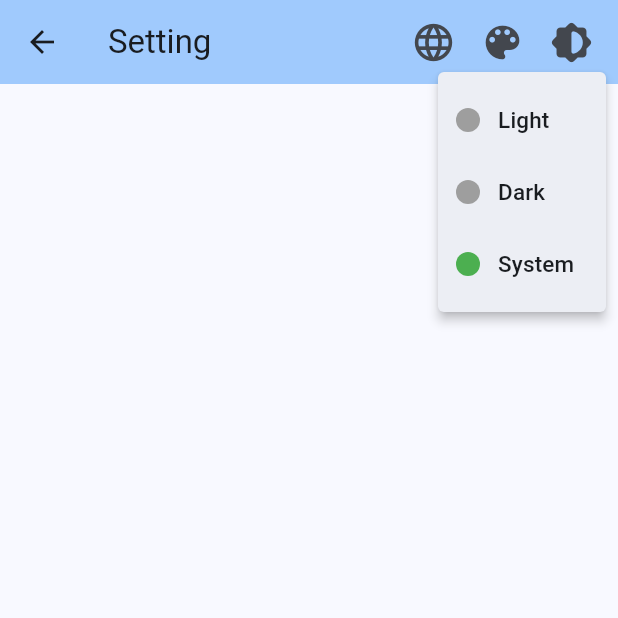
After one commit to guizot/flutter_clean_architecture_boilerplate, a Flutter app: the SettingPage screen opened directly, after a tap on the "brightness medium" icon, on a phone screen of 412 x 824 dp, the top half of it. The commit adds this screen. Run offline on Flutter 3.47's test engine with Material 3 defaults, Android fonts, the phone set to English and light mode, and no system bars; our stand-ins replace equatable, flutter_bloc, get_it, permission_handler, shared_preferences; accounts and stored records are empty.

Commit message:
Add Setting page

```diff
--- a/lib/injector.dart
+++ b/lib/injector.dart
@@ -2,6 +2,7 @@ import 'package:flutter_clean_architecture/data/datasources/shared_preferences_d
 import 'package:flutter_clean_architecture/presentation/core/language/language_service.dart';
 import 'package:flutter_clean_architecture/presentation/core/services/theme_service.dart';
 import 'package:flutter_clean_architecture/presentation/pages/home/cubit/home_cubit.dart';
+import 'package:flutter_clean_architecture/presentation/pages/setting/cubit/setting_cubit.dart';
 import 'package:get_it/get_it.dart';
 
 final sl = GetIt.I;
@@ -11,6 +12,11 @@ Future<void> init() async {
   /// PRESENTATION LAYER
   sl.registerFactory(
     () => HomeCubit(
+      sharedPreferenceDataSource: sl()
+    ),
+  );
+  sl.registerFactory(
+    () => SettingCubit(
       sharedPreferenceDataSource: sl()
     ),
   );
--- a/lib/main.dart
+++ b/lib/main.dart
@@ -1,12 +1,9 @@
 import 'package:flutter/material.dart';
 import 'package:flutter_clean_architecture/injector.dart' as di;
-import 'package:flutter_clean_architecture/presentation/core/language/language_delegation.dart';
-import 'package:flutter_clean_architecture/presentation/core/routes.dart';
+import 'package:flutter_clean_architecture/presentation/core/routes/routes.dart';
 import 'package:flutter_clean_architecture/presentation/core/language/language_service.dart';
 import 'package:flutter_clean_architecture/presentation/core/services/theme_service.dart';
-import 'package:flutter_clean_architecture/presentation/core/utils/language_service_values.dart';
 import 'package:flutter_clean_architecture/presentation/core/utils/theme_service_values.dart';
-import 'package:flutter_localizations/flutter_localizations.dart';
 import 'package:provider/provider.dart';
 import 'injector.dart';
 
--- a/lib/presentation/core/routes.dart
+++ b/lib/presentation/core/routes/routes.dart
@@ -1,12 +1,17 @@
 import 'package:flutter/material.dart';
 import 'package:flutter_clean_architecture/presentation/pages/home/home.dart';
+import 'package:flutter_clean_architecture/presentation/pages/setting/setting.dart';
+
+import '../utils/routes_values.dart';
 
 class Routes {
 
   static Route<dynamic> generate(RouteSettings settings) {
     switch (settings.name) {
-      case '/':
+      case RoutesValues.home:
         return MaterialPageRoute(builder: (_) => const HomeWrapperProvider());
+      case RoutesValues.setting:
+        return MaterialPageRoute(builder: (_) => const SettingWrapperProvider());
       default:
         return MaterialPageRoute(builder: (_) {
           return Scaffold(
--- /dev/null
+++ b/lib/presentation/core/utils/routes_values.dart
@@ -0,0 +1,7 @@
+
+class RoutesValues {
+
+  static const String home = '/';
+  static const String setting = '/setting';
+
+}
--- /dev/null
+++ b/lib/presentation/pages/setting/cubit/setting_cubit.dart
@@ -0,0 +1,29 @@
+import 'package:flutter_bloc/flutter_bloc.dart';
+import 'package:flutter_clean_architecture/data/datasources/shared_preferences_data_source.dart';
+import 'package:flutter_clean_architecture/presentation/pages/setting/cubit/setting_state.dart';
+
+import '../../../core/language/language_service.dart';
+import '../../../core/services/theme_service.dart';
+
+class SettingCubit extends Cubit<SettingCubitState> {
+
+  /// REGION: INIT CUBIT
+  final SharedPreferenceDataSource sharedPreferenceDataSource;
+  SettingCubit({required this.sharedPreferenceDataSource}) : super(SettingInitial());
+
+  /// TOGGLE THEME
+  void toggleTheme(ThemeService notifier, String theme) {
+    notifier.themeMode = theme;
+  }
+
+  /// TOGGLE COLOR
+  void toggleColor(ThemeService notifier, String color) {
+    notifier.colorSeed = color;
+  }
+
+  /// TOGGLE LANGUAGE
+  void toggleLanguage(LanguageService notifier, String language) {
+    notifier.language = language;
+  }
+
+}
--- /dev/null
+++ b/lib/presentation/pages/setting/cubit/setting_state.dart
@@ -0,0 +1,22 @@
+import 'package:equatable/equatable.dart';
+
+abstract class SettingCubitState extends Equatable {
+  const SettingCubitState();
+
+  @override
+  List<Object?> get props => [];
+}
+
+class SettingInitial extends SettingCubitState {}
+
+class SettingStateLoading extends SettingCubitState {}
+
+class SettingStateLoaded extends SettingCubitState {}
+
+class SettingStateError extends SettingCubitState {
+  final String message;
+  const SettingStateError({required this.message});
+
+  @override
+  List<Object?> get props => [message];
+}
--- /dev/null
+++ b/lib/presentation/pages/setting/setting.dart
@@ -0,0 +1,198 @@
+import 'package:flutter/material.dart';
+import 'package:flutter_bloc/flutter_bloc.dart';
+import 'package:flutter_clean_architecture/presentation/core/language/language_service.dart';
+import '../../core/services/theme_service.dart';
+import 'package:provider/provider.dart';
+import '../../core/utils/language_service_values.dart';
+import '../../core/utils/theme_service_values.dart';
+import 'cubit/setting_cubit.dart';
+import '../../../injector.dart';
+
+class SettingWrapperProvider extends StatelessWidget {
+  const SettingWrapperProvider({super.key});
+
+  @override
+  Widget build(BuildContext context) {
+    return BlocProvider(
+      create: (context) => sl<SettingCubit>(),
+      child: const SettingPage(title: "Setting"),
+    );
+  }
+}
+
+class SettingPage extends StatefulWidget {
+  const SettingPage({super.key, required this.title});
+  final String title;
+
+  @override
+  State<SettingPage> createState() => _SettingPageState();
+}
+
+class _SettingPageState extends State<SettingPage> {
+
+  PopupMenuButton popUpMenu(context, ThemeService notifier) {
+    return PopupMenuButton(
+        offset: const Offset(0, 35),
+        child: const Padding(
+          padding: EdgeInsets.only(right: 16.0),
+          child: Icon(Icons.brightness_medium_rounded, size: 30.0),
+        ),
+        onSelected: (theme) {
+          BlocProvider.of<SettingCubit>(context).toggleTheme(notifier, theme);
+        },
+        itemBuilder: (ctx) => [
+          popUpItem(notifier, ThemeServiceValues.light),
+          popUpItem(notifier, ThemeServiceValues.dark),
+          popUpItem(notifier, ThemeServiceValues.system)
+        ]
+    );
+  }
+
+  PopupMenuItem popUpItem(ThemeService notifier, String theme) {
+    return PopupMenuItem(
+      value: theme,
+      child: Row(
+        children: [
+          Padding(
+              padding: const EdgeInsets.only(right: 12.0),
+              child: ClipOval(
+                  child: Container(
+                    width: 16,
+                    height: 16,
+                    decoration: BoxDecoration(
+                        color: notifier.themeMode == theme ? Colors.green : Colors.grey
+                    ),
+                  )
+              )
+          ),
+          Text(
+            theme,
+            style: const TextStyle(fontSize: 15),
+          ),
+        ],
+      ),
+    );
+  }
+
+  PopupMenuButton popUpMenuColor(context, ThemeService notifier) {
+    return PopupMenuButton(
+        offset: const Offset(0, 35),
+        child: const Padding(
+          padding: EdgeInsets.only(right: 16.0),
+          child: Icon(Icons.color_lens, size: 30.0),
+        ),
+        onSelected: (color) {
+          BlocProvider.of<SettingCubit>(context).toggleColor(notifier, color);
+        },
+        itemBuilder: (ctx) {
+          List<PopupMenuItem> items = [];
+          for(int i = 0; i < ThemeServiceValues.colorString.length; i++) {
+            items.add(popUpItemColor(notifier, ThemeServiceValues.colorString[i]));
+          }
+          return items;
+        }
+    );
+  }
+
+  PopupMenuItem popUpItemColor(ThemeService notifier, String theme) {
+    return PopupMenuItem(
+      value: theme,
+      child: Row(
+        children: [
+          Padding(
+              padding: const EdgeInsets.only(right: 12.0),
+              child: ClipOval(
+                  child: Container(
+                    width: 16,
+                    height: 16,
+                    decoration: BoxDecoration(
+                        color: notifier.colorSeed == theme ? Colors.green : Colors.grey
+                    ),
+                  )
+              )
+          ),
+          Text(
+            theme,
+            style: const TextStyle(fontSize: 15),
+          ),
+        ],
+      ),
+    );
+  }
+
+  PopupMenuButton popUpMenuLanguage(context, LanguageService notifier) {
+    return PopupMenuButton(
+        offset: const Offset(0, 35),
+        child: const Padding(
+          padding: EdgeInsets.only(right: 16.0),
+          child: Icon(Icons.language, size: 30.0),
+        ),
+        onSelected: (language) {
+          BlocProvider.of<SettingCubit>(context).toggleLanguage(notifier, language);
+        },
+        itemBuilder: (ctx) {
+          List<PopupMenuItem> items = [];
+          for(int i = 0; i < LanguageServiceValues.localeString.length; i++) {
+            items.add(popUpItemLanguage(notifier, LanguageServiceValues.localeString[i]));
+          }
+          return items;
+        }
+    );
+  }
+
+  PopupMenuItem popUpItemLanguage(LanguageService notifier, String language) {
+    return PopupMenuItem(
+      value: language,
+      child: Row(
+        children: [
+          Padding(
+              padding: const EdgeInsets.only(right: 12.0),
+              child: ClipOval(
+                  child: Container(
+                    width: 16,
+                    height: 16,
+                    decoration: BoxDecoration(
+                        color: notifier.language == language ? Colors.green : Colors.grey
+                    ),
+                  )
+              )
+          ),
+          Text(
+            language,
+            style: const TextStyle(fontSize: 15),
+          ),
+        ],
+      ),
+    );
+  }
+
+  @override
+  Widget build(BuildContext context) {
+    return Consumer2<ThemeService, LanguageService> (
+        builder: (context, ThemeService themeService, LanguageService languageService, child) {
+          return Scaffold(
+              appBar: AppBar(
+                backgroundColor: Theme
+                    .of(context)
+                    .colorScheme
+                    .inversePrimary,
+                title: Text(widget.title),
+                actions: [
+                  popUpMenuLanguage(context, languageService),
+                  popUpMenuColor(context, themeService),
+                  popUpMenu(context, themeService),
+                ],
+              ),
+              body: const SingleChildScrollView(
+                padding: EdgeInsets.all(24),
+                child: Column(
+                  crossAxisAlignment: CrossAxisAlignment.start,
+                  children: [],
+                ),
+              )
+          );
+        }
+    );
+  }
+
+}
--- a/pubspec.yaml
+++ b/pubspec.yaml
@@ -28,6 +28,9 @@ dependencies:
 
   # For Testing Class
   equatable: ^2.0.5
+
+  # Permission Handler
+  permission_handler: ^11.3.0
 
 dev_dependencies:
   flutter_test:
```
Also changed, not shown: lib/presentation/core/services/permission_service.dart (added, +46 -0 lines), lib/presentation/pages/home/cubit/home_cubit.dart (+0 -15 lines), lib/presentation/pages/home/home.dart (+11 -141 lines), pubspec.lock, 1 other file.
